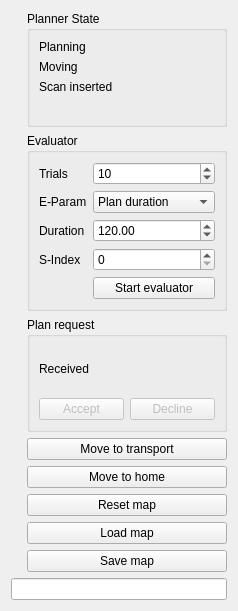
Above: src/rqt_roi_viewpoint_planner/roi_viewpoint_planner_rqt_plugin.ui from Eruvae/rqt_roi_viewpoint_planner before the change. Below: the same form after it.
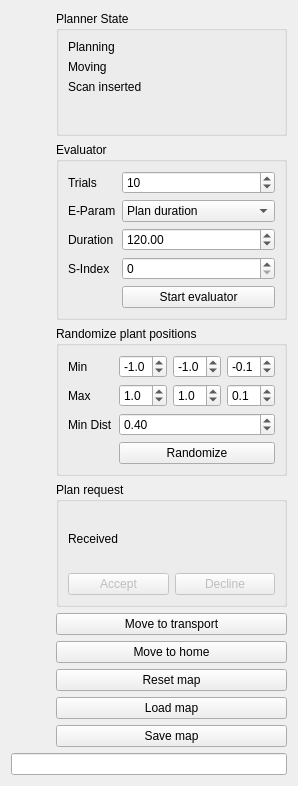
That is the form after the change. Custom widgets are drawn as their Qt base class.

Commit message: Added service to randomize plant positions

```diff
--- a/src/rqt_roi_viewpoint_planner/roi_viewpoint_planner_rqt_plugin.ui
+++ b/src/rqt_roi_viewpoint_planner/roi_viewpoint_planner_rqt_plugin.ui
@@ -6,67 +6,25 @@
    <rect>
     <x>0</x>
     <y>0</y>
-    <width>238</width>
-    <height>611</height>
+    <width>298</width>
+    <height>786</height>
    </rect>
   </property>
   <property name="windowTitle">
    <string>Form</string>
   </property>
-  <layout class="QGridLayout" name="gridLayout_3">
-   <item row="0" column="0" rowspan="8">
-    <layout class="QFormLayout" name="configLayout">
-     <property name="sizeConstraint">
-      <enum>QLayout::SetDefaultConstraint</enum>
-     </property>
-    </layout>
+  <layout class="QGridLayout" name="mainGridLayout">
+   <item row="9" column="0" colspan="2">
+    <widget class="QLineEdit" name="statusTextBox"/>
    </item>
-   <item row="0" column="1">
-    <widget class="QGroupBox" name="plannerStateGroupBox">
-     <property name="sizePolicy">
-      <sizepolicy hsizetype="Minimum" vsizetype="Preferred">
-       <horstretch>0</horstretch>
-       <verstretch>0</verstretch>
-      </sizepolicy>
+   <item row="5" column="1">
+    <widget class="QPushButton" name="moveToHomePushButton">
+     <property name="text">
+      <string>Move to home</string>
      </property>
-     <property name="title">
-      <string>Planner State</string>
-     </property>
-     <layout class="QFormLayout" name="formLayout_3">
-      <item row="0" column="0">
-       <widget class="QLabel" name="planningLabel">
-        <property name="text">
-         <string>Planning</string>
-        </property>
-       </widget>
-      </item>
-      <item row="0" column="1">
-       <widget class="LedIndicator" name="planningLed" native="true"/>
-      </item>
-      <item row="1" column="0">
-       <widget class="QLabel" name="movingLabel">
-        <property name="text">
-         <string>Moving</string>
-        </property>
-       </widget>
-      </item>
-      <item row="1" column="1">
-       <widget class="LedIndicator" name="movingLed" native="true"/>
-      </item>
-      <item row="2" column="0">
-       <widget class="QLabel" name="scanLabel">
-        <property name="text">
-         <string>Scan inserted</string>
-        </property>
-       </widget>
-      </item>
-      <item row="2" column="1">
-       <widget class="LedIndicator" name="scanLed" native="true"/>
-      </item>
-     </layout>
     </widget>
    </item>
-   <item row="2" column="1">
+   <item row="3" column="1">
     <widget class="QGroupBox" name="planRequestGroupBox">
      <property name="sizePolicy">
       <sizepolicy hsizetype="Minimum" vsizetype="Preferred">
@@ -111,44 +69,6 @@
      </layout>
     </widget>
    </item>
-   <item row="3" column="1">
-    <widget class="QPushButton" name="moveToTransportPushButton">
-     <property name="text">
-      <string>Move to transport</string>
-     </property>
-    </widget>
-   </item>
-   <item row="4" column="1">
-    <widget class="QPushButton" name="moveToHomePushButton">
-     <property name="text">
-      <string>Move to home</string>
-     </property>
-    </widget>
-   </item>
-   <item row="5" column="1">
-    <widget class="QPushButton" name="resetMapPushButton">
-     <property name="text">
-      <string>Reset map</string>
-     </property>
-    </widget>
-   </item>
-   <item row="6" column="1">
-    <widget class="QPushButton" name="loadMapPushButton">
-     <property name="text">
-      <string>Load map</string>
-     </property>
-    </widget>
-   </item>
-   <item row="7" column="1">
-    <widget class="QPushButton" name="saveMapPushButton">
-     <property name="text">
-      <string>Save map</string>
-     </property>
-    </widget>
-   </item>
-   <item row="8" column="0" colspan="2">
-    <widget class="QLineEdit" name="statusTextBox"/>
-   </item>
    <item row="1" column="1">
     <widget class="QGroupBox" name="evaluatorGroupBox">
      <property name="sizePolicy">
@@ -256,6 +176,258 @@
      </layout>
     </widget>
    </item>
+   <item row="6" column="1">
+    <widget class="QPushButton" name="resetMapPushButton">
+     <property name="text">
+      <string>Reset map</string>
+     </property>
+    </widget>
+   </item>
+   <item row="8" column="1">
+    <widget class="QPushButton" name="saveMapPushButton">
+     <property name="text">
+      <string>Save map</string>
+     </property>
+    </widget>
+   </item>
+   <item row="0" column="0" rowspan="9">
+    <layout class="QFormLayout" name="configLayout">
+     <property name="sizeConstraint">
+      <enum>QLayout::SetDefaultConstraint</enum>
+     </property>
+    </layout>
+   </item>
+   <item row="4" column="1">
+    <widget class="QPushButton" name="moveToTransportPushButton">
+     <property name="text">
+      <string>Move to transport</string>
+     </property>
+    </widget>
+   </item>
+   <item row="7" column="1">
+    <widget class="QPushButton" name="loadMapPushButton">
+     <property name="text">
+      <string>Load map</string>
+     </property>
+    </widget>
+   </item>
+   <item row="0" column="1">
+    <widget class="QGroupBox" name="plannerStateGroupBox">
+     <property name="sizePolicy">
+      <sizepolicy hsizetype="Minimum" vsizetype="Preferred">
+       <horstretch>0</horstretch>
+       <verstretch>0</verstretch>
+      </sizepolicy>
+     </property>
+     <property name="title">
+      <string>Planner State</string>
+     </property>
+     <layout class="QFormLayout" name="plannerStateGroupBoxLayout">
+      <item row="0" column="0">
+       <widget class="QLabel" name="planningLabel">
+        <property name="text">
+         <string>Planning</string>
+        </property>
+       </widget>
+      </item>
+      <item row="0" column="1">
+       <widget class="LedIndicator" name="planningLed" native="true"/>
+      </item>
+      <item row="1" column="0">
+       <widget class="QLabel" name="movingLabel">
+        <property name="text">
+         <string>Moving</string>
+        </property>
+       </widget>
+      </item>
+      <item row="1" column="1">
+       <widget class="LedIndicator" name="movingLed" native="true"/>
+      </item>
+      <item row="2" column="0">
+       <widget class="QLabel" name="scanLabel">
+        <property name="text">
+         <string>Scan inserted</string>
+        </property>
+       </widget>
+      </item>
+      <item row="2" column="1">
+       <widget class="LedIndicator" name="scanLed" native="true"/>
+      </item>
+     </layout>
+    </widget>
+   </item>
+   <item row="2" column="1">
+    <widget class="QGroupBox" name="randomizePlantsGroupBox">
+     <property name="title">
+      <string>Randomize plant positions</string>
+     </property>
+     <layout class="QFormLayout" name="randomizePlantGroupBoxLayout">
+      <item row="0" column="0">
+       <widget class="QLabel" name="randMinLabel">
+        <property name="text">
+         <string>Min</string>
+        </property>
+       </widget>
+      </item>
+      <item row="1" column="0">
+       <widget class="QLabel" name="randMaxLabel">
+        <property name="text">
+         <string>Max</string>
+        </property>
+       </widget>
+      </item>
+      <item row="2" column="0">
+       <widget class="QLabel" name="randMinDistLabel">
+        <property name="text">
+         <string>Min Dist</string>
+        </property>
+       </widget>
+      </item>
+      <item row="0" column="1">
+       <layout class="QHBoxLayout" name="randMinLayout">
+        <item>
+         <widget class="QDoubleSpinBox" name="randMinXSpinBox">
+          <property name="decimals">
+           <number>1</number>
+          </property>
+          <property name="minimum">
+           <double>-9.900000000000000</double>
+          </property>
+          <property name="maximum">
+           <double>9.900000000000000</double>
+          </property>
+          <property name="singleStep">
+           <double>0.100000000000000</double>
+          </property>
+          <property name="value">
+           <double>-1.000000000000000</double>
+          </property>
+         </widget>
+        </item>
+        <item>
+         <widget class="QDoubleSpinBox" name="randMinYSpinBox">
+          <property name="decimals">
+           <number>1</number>
+          </property>
+          <property name="minimum">
+           <double>-9.900000000000000</double>
+          </property>
+          <property name="maximum">
+           <double>9.900000000000000</double>
+          </property>
+          <property name="singleStep">
+           <double>0.100000000000000</double>
+          </property>
+          <property name="value">
+           <double>-1.000000000000000</double>
+          </property>
+         </widget>
+        </item>
+        <item>
+         <widget class="QDoubleSpinBox" name="randMinZSpinBox">
+          <property name="decimals">
+           <number>1</number>
+          </property>
+          <property name="minimum">
+           <double>-9.900000000000000</double>
+          </property>
+          <property name="maximum">
+           <double>9.900000000000000</double>
+          </property>
+          <property name="singleStep">
+           <double>0.100000000000000</double>
+          </property>
+          <property name="value">
+           <double>-0.100000000000000</double>
+          </property>
+         </widget>
+        </item>
+       </layout>
+      </item>
+      <item row="1" column="1">
+       <layout class="QHBoxLayout" name="randMaxLayout">
+        <item>
+         <widget class="QDoubleSpinBox" name="randMaxXSpinBox">
+          <property name="decimals">
+           <number>1</number>
+          </property>
+          <property name="minimum">
+           <double>-9.900000000000000</double>
+          </property>
+          <property name="maximum">
+           <double>9.900000000000000</double>
+          </property>
+          <property name="singleStep">
+           <double>0.100000000000000</double>
+          </property>
+          <property name="value">
+           <double>1.000000000000000</double>
+          </property>
+         </widget>
+        </item>
+        <item>
+         <widget class="QDoubleSpinBox" name="randMaxYSpinBox">
+          <property name="decimals">
+           <number>1</number>
+          </property>
+          <property name="minimum">
+           <double>-9.900000000000000</double>
+          </property>
+          <property name="maximum">
+           <double>9.900000000000000</double>
+          </property>
+          <property name="singleStep">
+           <double>0.100000000000000</double>
+          </property>
+          <property name="value">
+           <double>1.000000000000000</double>
+          </property>
+         </widget>
+        </item>
+        <item>
+         <widget class="QDoubleSpinBox" name="randMaxZSpinBox">
+          <property name="decimals">
+           <number>1</number>
+          </property>
+          <property name="minimum">
+           <double>-9.900000000000000</double>
+          </property>
+          <property name="maximum">
+           <double>9.900000000000000</double>
+          </property>
+          <property name="singleStep">
+           <double>0.100000000000000</double>
+          </property>
+          <property name="value">
+           <double>0.100000000000000</double>
+          </property>
+         </widget>
+        </item>
+       </layout>
+      </item>
+      <item row="2" column="1">
+       <widget class="QDoubleSpinBox" name="randMinDistSpinBox">
+        <property name="maximum">
+         <double>9.990000000000000</double>
+        </property>
+        <property name="singleStep">
+         <double>0.100000000000000</double>
+        </property>
+        <property name="value">
+         <double>0.400000000000000</double>
+        </property>
+       </widget>
+      </item>
+      <item row="3" column="1">
+       <widget class="QPushButton" name="randomizePlantsPushButton">
+        <property name="text">
+         <string>Randomize</string>
+        </property>
+       </widget>
+      </item>
+     </layout>
+    </widget>
+   </item>
   </layout>
  </widget>
  <customwidgets>
```
Left out of the diff: 4 changed lines with no effect on the pictures. The commit also changes 2 other files.
